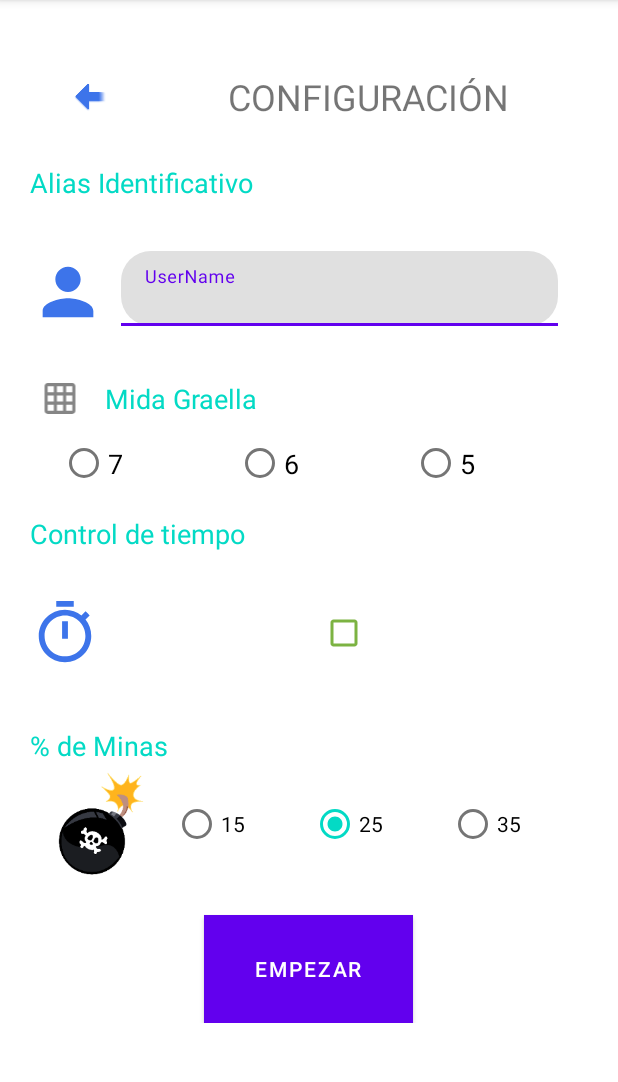
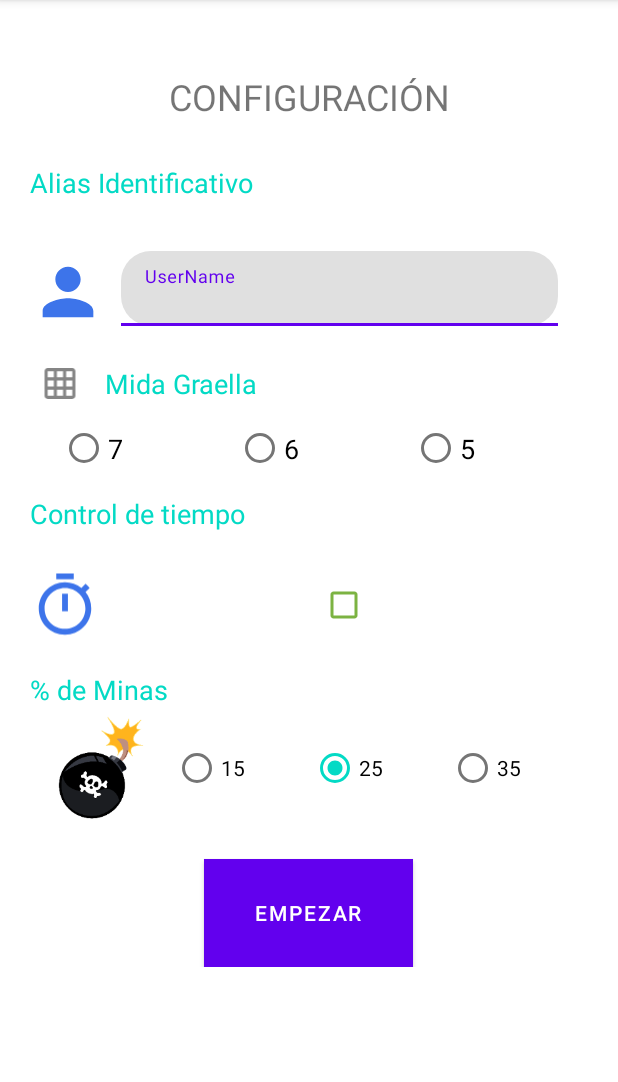
Before and after one commit to marcsabate7/Buscaminas, an Android app: the screen it shows after launch (Configuration), after a tap on "INICIAR PARTIDA", on a phone screen of 412 x 824 dp, the part 84-1166 px from its top. Run offline under Robolectric (Android 15) with nearby library versions, the light colour scheme and no system bars.

Commit message:
Show error en UserName + finish desde Configuration + AlertDialog per sortir

```diff
--- a/app/src/main/java/com/marc/buscaminas/MainActivity.java
+++ b/app/src/main/java/com/marc/buscaminas/MainActivity.java
@@ -1,5 +1,6 @@
 package com.marc.buscaminas;
 
+import androidx.annotation.Nullable;
 import androidx.appcompat.app.AppCompatActivity;
 
 import android.content.Intent;
@@ -10,6 +11,7 @@ import android.widget.Button;
 public class MainActivity extends AppCompatActivity implements View.OnClickListener {
 
     private Intent toAyuda, toConfiguration;
+    public final static int CLOSE_ALL = 10;
 
     @Override
     protected void onCreate(Bundle savedInstanceState) {
@@ -37,7 +39,7 @@ public class MainActivity extends AppCompatActivity implements View.OnClickListe
                 startActivity(toAyuda);
                 break;
             case R.id.buttonIniciar:
-                startActivity(toConfiguration);
+                startActivityForResult(toConfiguration,1);
                 break;
             case R.id.buttonsalir:
                 exitAppCLICK(v);
@@ -45,6 +47,15 @@ public class MainActivity extends AppCompatActivity implements View.OnClickListe
         }
     }
 
+    @Override
+    protected void onActivityResult(int requestCode, int resultCode, @Nullable Intent data) {
+        if(resultCode==CLOSE_ALL) {
+            finish();
+            System.exit(0);
+        }
+        super.onActivityResult(requestCode, resultCode, data);
+    }
+
     public void exitAppCLICK (View view) {
         finishAffinity();
         System.exit(0);
--- a/app/src/main/res/layout/configuration.xml
+++ b/app/src/main/res/layout/configuration.xml
@@ -21,14 +21,6 @@
                 android:layout_width="match_parent"
                 android:layout_height="89dp"
                 android:orientation="horizontal">
-
-                <ImageButton
-                    android:id="@+id/ConfigBackToMain"
-                    android:layout_width="65dp"
-                    android:layout_height="match_parent"
-                    android:layout_weight="1"
-                    android:backgroundTint="@color/white"
-                    app:srcCompat="@drawable/ic_backarrow" />
 
                 <TextView
                     android:id="@+id/configuración"
@@ -108,7 +100,7 @@
                 android:layout_height="wrap_content"
                 android:gravity="center"
                 android:orientation="horizontal"
-                android:paddingTop="20dp">
+                android:paddingTop="10dp">
 
                 <ImageView
                     android:id="@+id/imageView4"
@@ -131,7 +123,7 @@
 
             <LinearLayout
                 android:layout_width="match_parent"
-                android:layout_height="65dp"
+                android:layout_height="wrap_content"
                 android:orientation="horizontal">
 
                 <RadioGroup
@@ -170,7 +162,7 @@
 
             <LinearLayout
                 android:layout_width="match_parent"
-                android:layout_height="141dp"
+                android:layout_height="117dp"
                 android:orientation="vertical">
 
                 <TextView
@@ -185,7 +177,7 @@
                     android:layout_width="match_parent"
                     android:layout_height="88dp"
                     android:orientation="horizontal"
-                    android:paddingTop="20dp">
+                    android:paddingTop="10dp">
 
                     <ImageView
                         android:id="@+id/imageView5"
--- a/app/src/main/res/values/strings.xml
+++ b/app/src/main/res/values/strings.xml
@@ -23,12 +23,8 @@
     <string name="back_pantalla_inicio">VOLVER</string>
     <string name="mida_graella">Mida Graella</string>
     <string name="title_activity_partida">Partida</string>
-    <!-- Strings used for fragments for navigation -->
-    <string name="first_fragment_label">First Fragment</string>
-    <string name="second_fragment_label">Second Fragment</string>
-    <string name="next">Next</string>
-    <string name="previous">Previous</string>
+    <string name="quitMessageConfirmation">Está seguro de querer abandonar la aplicación?</string>
+    <string name="yes">Sí</string>
+    <string name="no">No</string>
 
-    <string name="hello_first_fragment">Hello first fragment</string>
-    <string name="hello_second_fragment">Hello second fragment. Arg: %1$s</string>
 </resources>
```
Also changed, not shown: app/src/main/java/com/marc/buscaminas/Configuration.java (+30 -11 lines), app/src/main/res/navigation/nav_graph.xml (deleted, +0 -28 lines).
